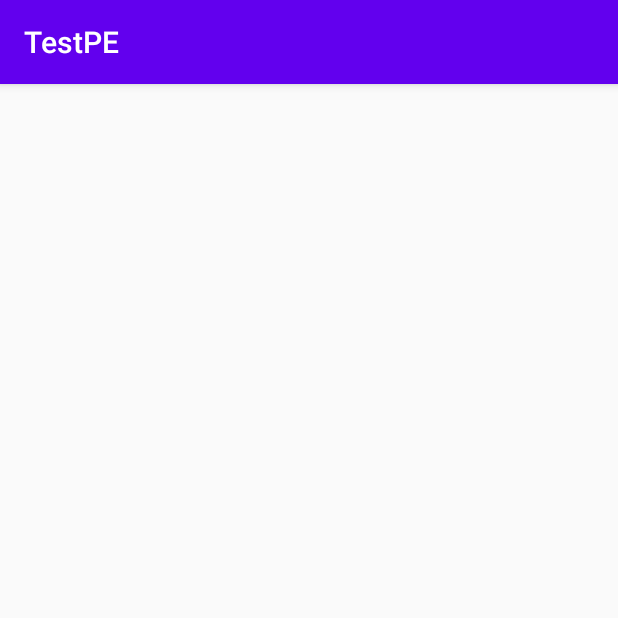
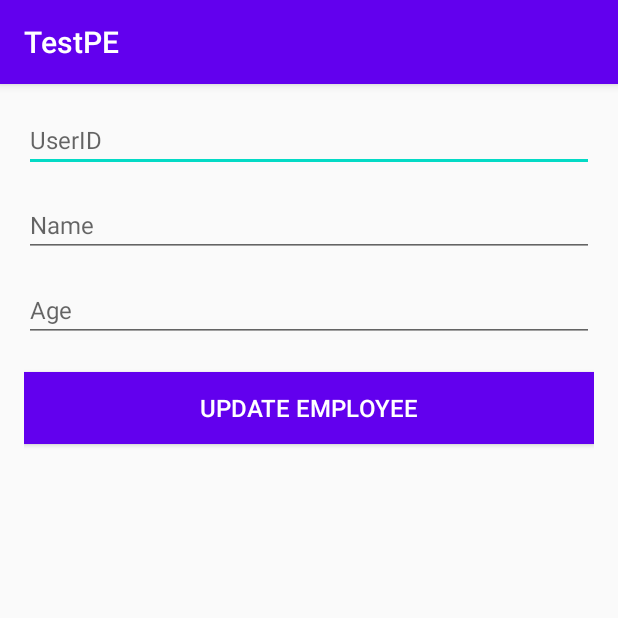
Before and after one commit to tofufu9/android-crud-room-db, an Android app: the UpdateActivity screen opened directly, with no data from a screen before it, on a phone screen of 412 x 824 dp, the top half of it. Run offline under Robolectric (Android 15) with nearby library versions, the phone set to English and light mode, and no system bars; 1 statement that could not run was skipped.

```diff
--- a/app/src/main/java/com/example/testpe/Employee.java
+++ b/app/src/main/java/com/example/testpe/Employee.java
@@ -3,8 +3,10 @@ package com.example.testpe;
 import androidx.room.Entity;
 import androidx.room.PrimaryKey;
 
+import java.io.Serializable;
+
 @Entity(tableName = "employee")
-public class Employee {
+public class Employee implements Serializable {
 
     @PrimaryKey(autoGenerate = true)
     private int id;
--- a/app/src/main/java/com/example/testpe/UpdateActivity.java
+++ b/app/src/main/java/com/example/testpe/UpdateActivity.java
@@ -2,13 +2,70 @@ package com.example.testpe;
 
 import androidx.appcompat.app.AppCompatActivity;
 
+import android.app.Activity;
+import android.content.Intent;
 import android.os.Bundle;
+import android.text.TextUtils;
+import android.view.View;
+import android.widget.Button;
+import android.widget.EditText;
+import android.widget.Toast;
+
+import com.example.testpe.database.EmployeeDatabase;
 
 public class UpdateActivity extends AppCompatActivity {
+
+    private EditText edtId;
+    private EditText edtName;
+    private EditText edtAge;
+    private Button btnUpdateEmployee;
+
+    private Employee mEmployee;
 
     @Override
     protected void onCreate(Bundle savedInstanceState) {
         super.onCreate(savedInstanceState);
         setContentView(R.layout.activity_update);
+
+        edtId = findViewById(R.id.edt_id);
+        edtName = findViewById(R.id.edt_name);
+        edtAge = findViewById(R.id.edt_age);
+        btnUpdateEmployee = findViewById(R.id.btn_update_employee);
+
+        mEmployee = (Employee) getIntent().getExtras().get("object_employee");
+        if (mEmployee != null){
+            edtId.setText(mEmployee.getEmpid());
+            edtName.setText(mEmployee.getName());
+            edtAge.setText(mEmployee.getAge());
+        }
+
+        btnUpdateEmployee.setOnClickListener(new View.OnClickListener() {
+            @Override
+            public void onClick(View v) {
+                updateEmployee();
+            }
+        });
+    }
+
+    private void updateEmployee() {
+        String strId = edtId.getText().toString().trim();
+        String strName = edtName.getText().toString().trim();
+        String strAge = edtAge.getText().toString().trim();
+
+        if(TextUtils.isEmpty(strId) || TextUtils.isEmpty(strName) || TextUtils.isEmpty(strAge)){
+            return;
+        }
+
+        //Update employee
+        mEmployee.setEmpid(strId);
+        mEmployee.setName(strName);
+        mEmployee.setAge(strAge);
+
+        EmployeeDatabase.getInstance(this).employeeDAO().updateEmployee(mEmployee);
+        Toast.makeText(this, "Update user successfully", Toast.LENGTH_SHORT).show();
+
+        Intent intentResult = new Intent();
+        setResult(Activity.RESULT_OK, intentResult);
+        finish();
     }
 }
--- a/app/src/main/java/com/example/testpe/database/EmployeeDatabase.java
+++ b/app/src/main/java/com/example/testpe/database/EmployeeDatabase.java
@@ -22,5 +22,5 @@ public abstract class EmployeeDatabase extends RoomDatabase {
         }
         return  instance;
     }
-    public  abstract EmployeeDAO employeeDAO();
+    public abstract EmployeeDAO employeeDAO();
 }
--- a/app/src/main/res/layout/activity_update.xml
+++ b/app/src/main/res/layout/activity_update.xml
@@ -1,9 +1,50 @@
 <?xml version="1.0" encoding="utf-8"?>
-<androidx.constraintlayout.widget.ConstraintLayout xmlns:android="http://schemas.android.com/apk/res/android"
+<LinearLayout xmlns:android="http://schemas.android.com/apk/res/android"
     xmlns:app="http://schemas.android.com/apk/res-auto"
     xmlns:tools="http://schemas.android.com/tools"
     android:layout_width="match_parent"
     android:layout_height="match_parent"
-    tools:context=".UpdateActivity">
+    android:orientation="vertical"
+    android:padding="16dp"
+    tools:context=".MainActivity">
 
-</androidx.constraintlayout.widget.ConstraintLayout>
+
+    <EditText
+        android:id="@+id/edt_id"
+        android:layout_width="match_parent"
+        android:layout_height="wrap_content"
+        android:textColor="@android:color/black"
+        android:textSize="16sp"
+        android:hint="UserID"
+        />
+
+    <EditText
+        android:id="@+id/edt_name"
+        android:layout_width="match_parent"
+        android:layout_height="wrap_content"
+        android:textColor="@android:color/black"
+        android:textSize="16sp"
+        android:layout_marginTop="14dp"
+        android:hint="Name"
+        />
+
+    <EditText
+        android:id="@+id/edt_age"
+        android:layout_width="match_parent"
+        android:layout_height="wrap_content"
+        android:textColor="@android:color/black"
+        android:textSize="16sp"
+        android:layout_marginTop="14dp"
+        android:hint="Age"
+        />
+
+    <Button
+        android:id="@+id/btn_update_employee"
+        android:layout_width="match_parent"
+        android:layout_height="wrap_content"
+        android:background="@color/purple_500"
+        android:textSize="16sp"
+        android:text="Update Employee"
+        android:layout_marginTop="20dp"
+        android:textColor="@android:color/white"/>
+</LinearLayout>
```
Also changed, not shown: app/src/main/java/com/example/testpe/EmployeeAdapter.java (+12 -0 lines), app/src/main/java/com/example/testpe/MainActivity.java (+46 -2 lines), app/src/main/java/com/example/testpe/database/EmployeeDAO.java (+8 -1 lines), app/src/main/res/layout/item_employee.xml (+10 -1 lines).
